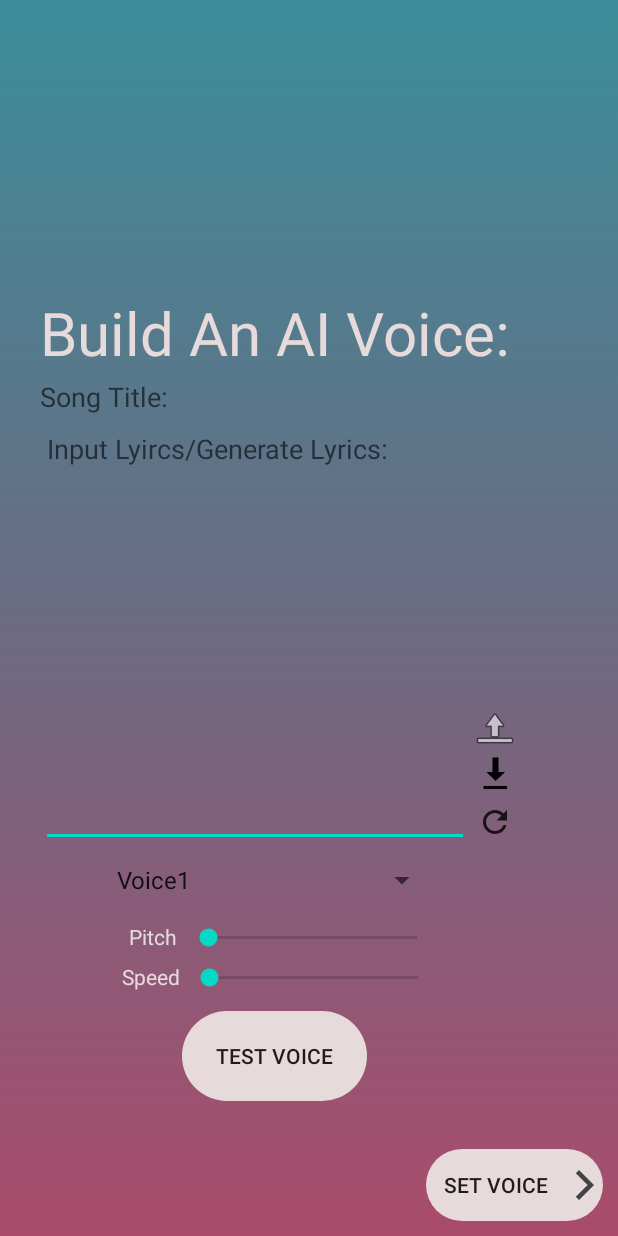
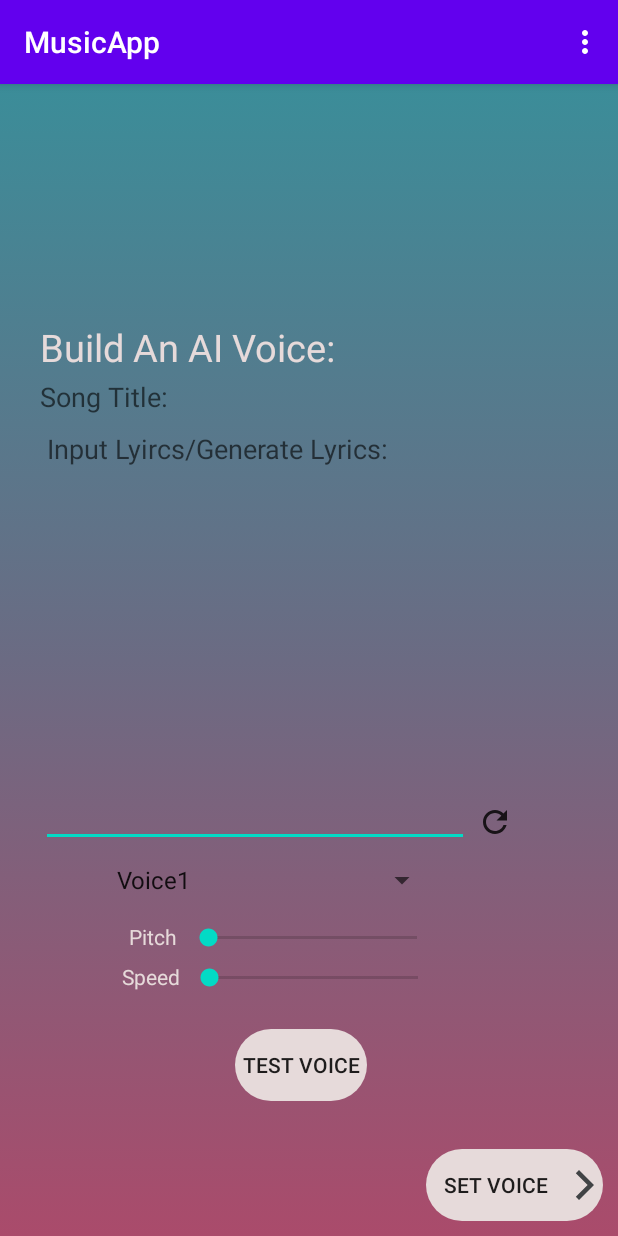
Before and after one commit to jtclapp/MApp, an Android app: the MainActivity4 screen opened directly, with no data from a screen before it, on a phone screen of 412 x 824 dp. Run offline under Robolectric (Android 15) with nearby library versions, the phone set to English and light mode, and no system bars.

Commit message:
Menu added

```diff
--- a/app/src/main/AndroidManifest.xml
+++ b/app/src/main/AndroidManifest.xml
@@ -19,10 +19,7 @@
         <activity android:name=".Selector" />
         <activity android:name=".LyricsLibrary" />
         <activity android:name=".MainActivity5" />
-        <activity
-            android:name=".MainActivity4"
-            android:label="@string/title_activity_main4"
-            android:theme="@style/AppTheme.NoActionBar" />
+        <activity android:name=".MainActivity4" />
         <activity
             android:name=".FinalActivity"
             android:label="@string/title_activity_final"
--- a/app/src/main/java/com/example/musicapp/MainActivity4.java
+++ b/app/src/main/java/com/example/musicapp/MainActivity4.java
@@ -8,15 +8,17 @@ import android.speech.tts.TextToSpeech;
 import android.speech.tts.Voice;
 import android.text.method.ScrollingMovementMethod;
 import android.util.Log;
+import android.view.Menu;
+import android.view.MenuItem;
 import android.view.View;
 import android.widget.AdapterView;
 import android.widget.ArrayAdapter;
 import android.widget.EditText;
-import android.widget.ImageButton;
 import android.widget.SeekBar;
 import android.widget.Spinner;
 import android.widget.Toast;
 
+import androidx.annotation.NonNull;
 import androidx.appcompat.app.AppCompatActivity;
 import androidx.core.app.ActivityCompat;
 
@@ -33,7 +35,6 @@ public class MainActivity4 extends AppCompatActivity {
     private SeekBar seekBarpitch;
     private SeekBar seekBarspeed;
     EditText editText, et_name;
-    ImageButton btn_add;
     Spinner spinner;
     Voice selectedvoice;
     ArrayAdapter<String> adapter;
@@ -167,25 +168,7 @@ public class MainActivity4 extends AppCompatActivity {
         seekBarpitch = findViewById(R.id.seekBarPitch);
         seekBarspeed = findViewById(R.id.seekBarSpeed);
         et_name = findViewById(R.id.editTextTextPersonName2);
-        btn_add = findViewById(R.id.Downloadbutton2);
-
-        btn_add.setOnClickListener(new View.OnClickListener() {
-            @Override
-            public void onClick(View view) {
-                LyricsModel lyricsModel;
-                try {
-                    lyricsModel = new LyricsModel(-1, et_name.getText().toString(), editText.getText().toString());
-                } catch (Exception e) {
-                    Toast.makeText(getApplicationContext(), "Error Creating Customer!", Toast.LENGTH_SHORT).show();
-                    lyricsModel = new LyricsModel(-1, "error", "No Lyrics");
-                }
-                DataBaseHelper dataBaseHelper = new DataBaseHelper(MainActivity4.this);
-                boolean success = dataBaseHelper.addOne(lyricsModel);
-                Toast.makeText(getApplicationContext(), "Entry Added = " + success, Toast.LENGTH_SHORT).show();
-            }
-        });
     }
-
     public void TestAI(View view) throws IOException {
         String song = "Hello, do you like the sound of my voice? Select me if you do!";
         if (Build.VERSION.SDK_INT >= Build.VERSION_CODES.LOLLIPOP) {
@@ -216,10 +199,41 @@ public class MainActivity4 extends AppCompatActivity {
         editText.setMovementMethod(new ScrollingMovementMethod());
     }
 
+    @Override
+    public boolean onCreateOptionsMenu(Menu menu) {
+        getMenuInflater().inflate(R.menu.act4menu, menu);
+        return true;
+    }
+
+    @Override
+    public boolean onOptionsItemSelected(@NonNull MenuItem item) {
+        int id = item.getItemId();
+
+        switch (id) {
+            case R.id.DL:
+                LyricsModel lyricsModel;
+                try {
+                    lyricsModel = new LyricsModel(-1, et_name.getText().toString(), editText.getText().toString());
+                } catch (Exception e) {
+                    Toast.makeText(getApplicationContext(), "Error Creating Customer!", Toast.LENGTH_SHORT).show();
+                    lyricsModel = new LyricsModel(-1, "error", "No Lyrics");
+                }
+                DataBaseHelper dataBaseHelper = new DataBaseHelper(MainActivity4.this);
+                boolean success = dataBaseHelper.addOne(lyricsModel);
+                Toast.makeText(getApplicationContext(), "Entry Added = " + success, Toast.LENGTH_SHORT).show();
+                break;
+            case R.id.UL:
+                startSelectAct();
+                break;
+        }
+        return true;
+    }
     public void SendVoice(View view) {
         String voicename = " ";
         String voicecountry = " ";
         String voicelang = " ";
+        speed = (float) seekBarspeed.getProgress() / 50;
+        pitch = (float) seekBarpitch.getProgress() / 50;
         String editTextData = editText.getText().toString();
         if (android.os.Build.VERSION.SDK_INT >= android.os.Build.VERSION_CODES.LOLLIPOP) {
             voicename = selectedvoice.getName();
@@ -247,7 +261,7 @@ public class MainActivity4 extends AppCompatActivity {
         startActivity(i);
     }
 
-    public void startSelectAct(View view) {
+    public void startSelectAct() {
         Intent i = new Intent(this, Selector.class);
         startActivityForResult(i, 1);
     }
--- a/app/src/main/res/layout/activity_main.xml
+++ b/app/src/main/res/layout/activity_main.xml
@@ -53,7 +53,7 @@
         android:layout_margin="5dp"
         android:backgroundTint="#E6DADA"
         android:drawableRight="@drawable/ic_baseline_arrow_forward_ios_24"
-        android:text="R and B"
+        android:text="@string/RandB"
         android:textColor="#414345"
         android:textSize="35dp" />
 
--- a/app/src/main/res/layout/activity_main4.xml
+++ b/app/src/main/res/layout/activity_main4.xml
@@ -18,12 +18,12 @@
         android:layout_marginBottom="575dp"
         android:text="Build An AI Voice:"
         android:textColor="#E6DADA"
-        android:textSize="40dp" />
+        android:textSize="25dp" />
 
     <Button
         android:id="@+id/buttonAI"
-        android:layout_width="123dp"
-        android:layout_height="60dp"
+        android:layout_width="wrap_content"
+        android:layout_height="wrap_content"
         android:layout_alignParentRight="true"
         android:layout_alignParentBottom="true"
         android:layout_marginRight="167dp"
@@ -123,18 +123,6 @@
         android:background="@android:color/transparent"
         app:srcCompat="@drawable/ic_baseline_refresh_24" />
 
-    <ImageButton
-        android:id="@+id/Downloadbutton2"
-        android:layout_width="wrap_content"
-        android:layout_height="25dp"
-        android:layout_alignParentRight="true"
-        android:layout_alignParentBottom="true"
-        android:layout_marginRight="70dp"
-        android:layout_marginBottom="296dp"
-        android:background="@android:color/transparent"
-        android:tint="#000000"
-        app:srcCompat="@android:drawable/stat_sys_download" />
-
     <EditText
         android:id="@+id/editTextTextPersonName2"
         android:layout_width="wrap_content"
@@ -148,15 +136,4 @@
         android:hint="Song Title:"
         android:inputType="textPersonName" />
 
-    <ImageButton
-        android:id="@+id/Uploadbutton2"
-        android:layout_width="wrap_content"
-        android:layout_height="wrap_content"
-        android:layout_alignParentRight="true"
-        android:layout_alignParentBottom="true"
-        android:layout_marginRight="66dp"
-        android:layout_marginBottom="322dp"
-        android:background="@android:color/transparent"
-        android:onClick="startSelectAct"
-        app:srcCompat="@android:drawable/ic_menu_upload" />
 </RelativeLayout>
--- /dev/null
+++ b/app/src/main/res/menu/act4menu.xml
@@ -0,0 +1,9 @@
+<?xml version="1.0" encoding="utf-8"?>
+<menu xmlns:android="http://schemas.android.com/apk/res/android">
+    <item
+        android:title="Download Lyrics"
+        android:id="@+id/DL"></item>
+    <item
+        android:title="Upload Lyrics"
+        android:id="@+id/UL"></item>
+</menu>
--- a/app/src/main/res/values/strings.xml
+++ b/app/src/main/res/values/strings.xml
@@ -17,4 +17,5 @@
     <string name="title_activity_main_a_i">MainAI</string>
     <string name="title_activity_test">Test</string>
     <string name="title_activity_main4">MainActivity4</string>
+    <string name="RandB">R \u0026 B</string>
 </resources>
```
Also changed, not shown: app/src/main/java/com/example/musicapp/FinalActivity.java (+5 -3 lines), app/src/main/java/com/example/musicapp/MainActivity5.java (+53 -89 lines), app/src/main/res/layout/activity_main5.xml (+0 -11 lines), app/src/main/res/menu/act5menu.xml (added, +16 -0 lines).
